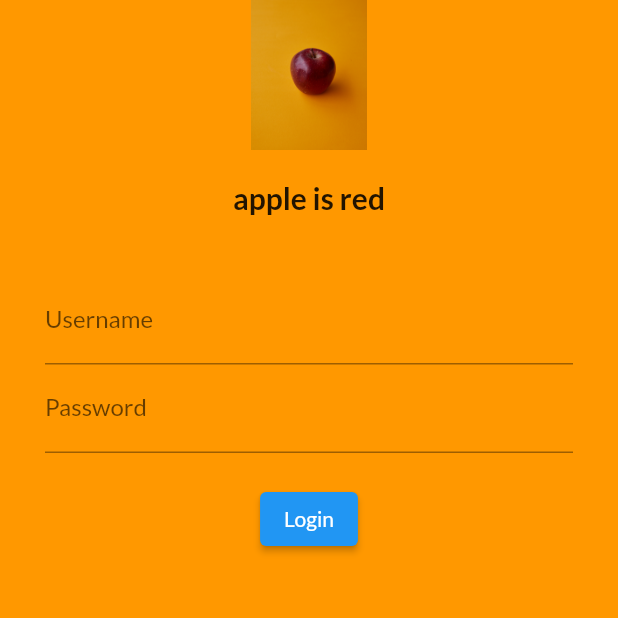
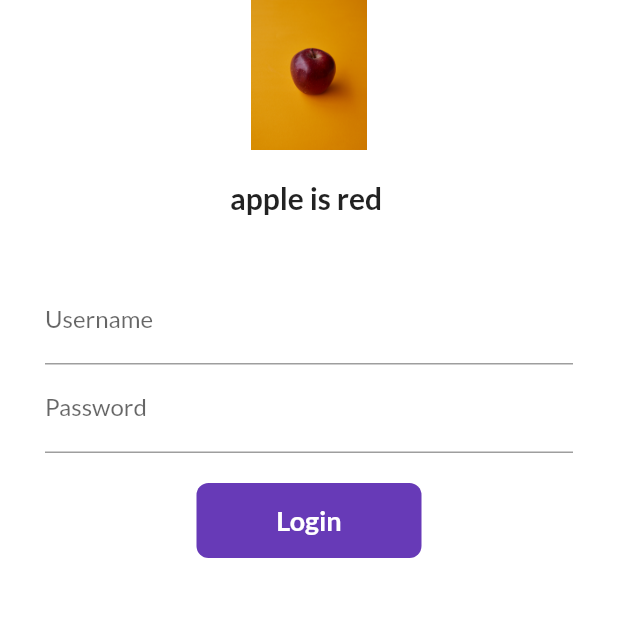
Before and after one commit to sidrg27/flutter-30days, a Flutter app: the screen it shows after launch, on a phone screen of 412 x 824 dp, the top half of it. Run offline on Flutter 3.47's test engine with Material 2 defaults, Android fonts, the phone set to English and light mode, and no system bars; our stand-ins replace google_fonts.

Commit message:
day 6 completed

```diff
--- a/lib/pages/login.dart
+++ b/lib/pages/login.dart
@@ -1,13 +1,20 @@
 import 'package:first/utils/routes.dart';
 import 'package:flutter/material.dart';
 
-class LoginPage extends StatelessWidget {
+class LoginPage extends StatefulWidget {
   const LoginPage({Key? key}) : super(key: key);
 
   @override
+  _LoginPageState createState() => _LoginPageState();
+}
+
+class _LoginPageState extends State<LoginPage> {
+  bool changebutton = false;
+  String name = "";
+  @override
   Widget build(BuildContext context) {
     return Material(
-      color: Colors.orange,
+      color: Colors.white,
       child: SingleChildScrollView(
         child: Column(
           children: [
@@ -19,7 +26,7 @@ class LoginPage extends StatelessWidget {
               height: 20,
             ),
             Text(
-              "apple is red",
+              "apple is red $name",
               style: TextStyle(
                 fontSize: 20,
                 fontWeight: FontWeight.bold,
@@ -37,6 +44,10 @@ class LoginPage extends StatelessWidget {
                       hintText: "Enter your username",
                       labelText: "Username",
                     ),
+                    onChanged: (value) {
+                      name = value;
+                      setState(() {});
+                    },
                   ),
                   TextFormField(
                     obscureText: true,
@@ -48,12 +59,45 @@ class LoginPage extends StatelessWidget {
                   SizedBox(
                     height: 20,
                   ),
-                  ElevatedButton(
-                    onPressed: () {
+                  InkWell(
+                    onTap: () async {
+                      setState(() {
+                        changebutton = true;
+                      });
+                      await Future.delayed(Duration(seconds: 1));
                       Navigator.pushNamed(context, MyRoutes.homeroute);
                     },
-                    child: Text("Login"),
-                  )
+                    child: AnimatedContainer(
+                      duration: Duration(seconds: 1),
+                      alignment: Alignment.center,
+                      height: 50,
+                      width: changebutton ? 50 : 150,
+                      child: changebutton
+                          ? Icon(
+                              Icons.done,
+                              color: Colors.white,
+                            )
+                          : Text(
+                              "Login",
+                              style: TextStyle(
+                                  fontSize: 18,
+                                  fontWeight: FontWeight.bold,
+                                  color: Colors.white),
+                            ),
+                      decoration: BoxDecoration(
+                          color: Colors.deepPurple,
+                          // shape: changebutton?BoxShape.circle:BoxShape.rectangle
+                          borderRadius:
+                              BorderRadius.circular(changebutton ? 50 : 8)),
+                    ),
+                  ),
+
+                  // ElevatedButton(
+                  //   onPressed: () {
+                  //     Navigator.pushNamed(context, MyRoutes.homeroute);
+                  //   },
+                  //   child: Text("Login"),
+                  // ),
                 ],
               ),
             )
```
